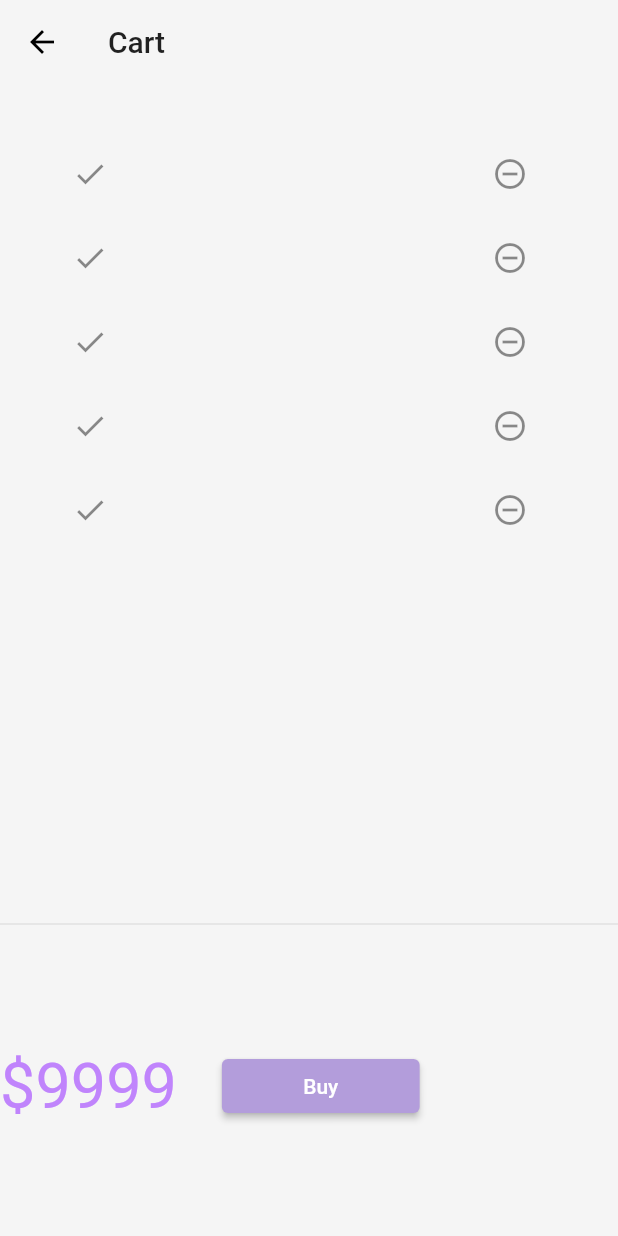
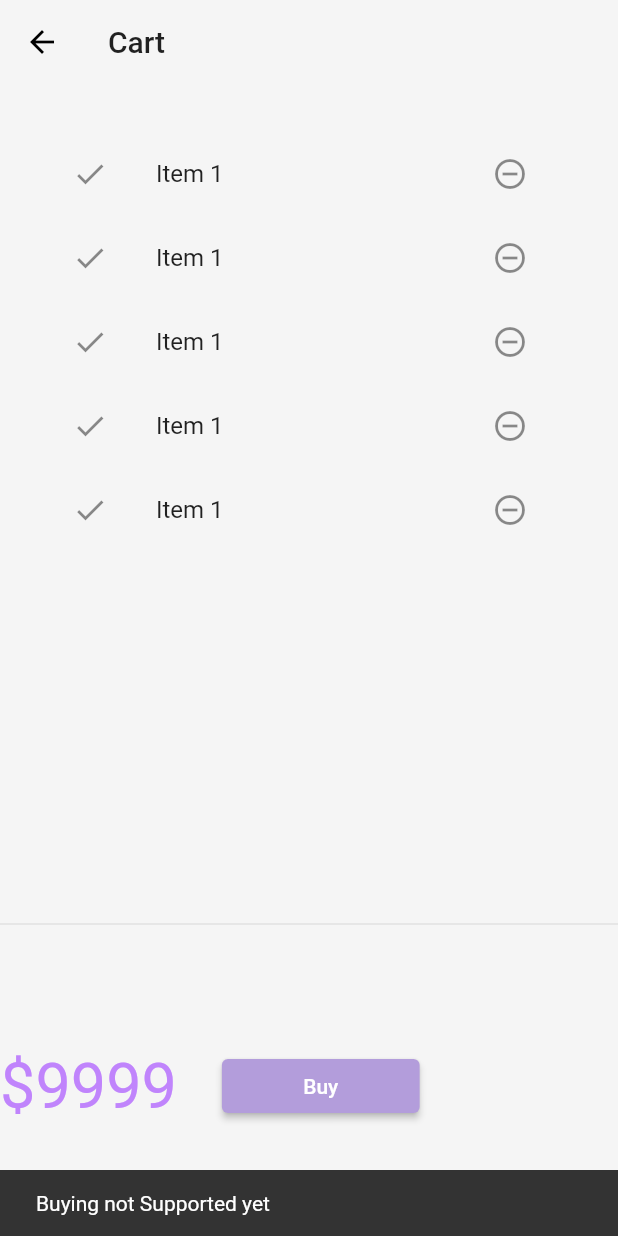
Before and after one commit to farhan-khan-ops/LearningFlutter, a Flutter app: the CartPage screen opened by its route, after a tap on "Buy", on a phone screen of 412 x 824 dp. Run offline on Flutter 3.47's test engine with Material 2 defaults, Android fonts, the phone set to English and light mode, and no system bars; our stand-ins replace velocity_x; network calls fail.

Commit message:
day23 completed

```diff
--- /dev/null
+++ b/lib/models/cart.dart
@@ -0,0 +1,36 @@
+import 'package:flutter_application_1/models/catalog.dart';
+
+class CartModel {
+// catalog field
+  var _catalog = CatalogModel();
+
+  // Collition of IDs - store Ids of each item
+  final List<int> _itemIds = [];
+
+  // Get Catalog
+  // ignore: unnecessary_getters_setters
+  CatalogModel get catalog => _catalog;
+
+  // ignore: unnecessary_getters_setters
+  set catalog(CatalogModel newCatalog) {
+    // assert(newCatalog !=null);
+    _catalog = newCatalog;
+  }
+
+// Get items in the cart
+  List<Item> get items => _itemIds.map((id) => _catalog.getById(id)).toList();
+
+// Get total price
+  num get totalPrice =>
+      items.fold(0, (total, current) => total + current.price);
+
+// Add Item
+  void add(Item item) {
+    _itemIds.add(item.id);
+  }
+
+// Remove Item
+  void remove(Item item) {
+    _itemIds.remove(item.id);
+  }
+}
--- a/lib/models/catalog.dart
+++ b/lib/models/catalog.dart
@@ -4,11 +4,11 @@ import 'dart:convert';
 class CatalogModel {
   static var items;
 //   Get Item by ID
-  static Item getById(int id) =>
-      items.firstWhere((element) => element.id = id, orElse: null);
+  Item getById(int id) =>
+      items.firstWhere((element) => element.id == id, orElse: null);
 
 // Get Item by Position
-  static Item getByPosition(int pos) => items[pos];
+  Item getByPosition(int pos) => items[pos];
 }
 
 class Item {
--- a/lib/pages/cart_page.dart
+++ b/lib/pages/cart_page.dart
@@ -36,7 +36,13 @@ class _CartTotal extends StatelessWidget {
           "\$9999".text.xl5.color(context.theme.accentColor).make(),
           30.widthBox,
           ElevatedButton(
-            onPressed: () {},
+            onPressed: () {
+              ScaffoldMessenger.of(context).showSnackBar(
+                SnackBar(
+                  content: "Buying not Supported yet".text.make(),
+                ),
+              );
+            },
             style: ButtonStyle(
               backgroundColor:
                   MaterialStateProperty.all(context.theme.backgroundColor),
@@ -67,6 +73,7 @@ class __CartlistState extends State<_Cartlist> {
           icon: Icon(Icons.remove_circle_outline),
           onPressed: () {},
         ),
+        title: "Item 1".text.make(),
       ),
     );
   }
--- a/lib/utils/widgets/home_widgets/catalog_list.dart
+++ b/lib/utils/widgets/home_widgets/catalog_list.dart
@@ -13,7 +13,7 @@ class CatalogList extends StatelessWidget {
       shrinkWrap: true,
       itemCount: CatalogModel.items.length,
       itemBuilder: (context, index) {
-        final catalog = CatalogModel.getByPosition(index);
+        final catalog = CatalogModel.items[index];
         return InkWell(
             onTap: () => Navigator.push(
                   context,
```
